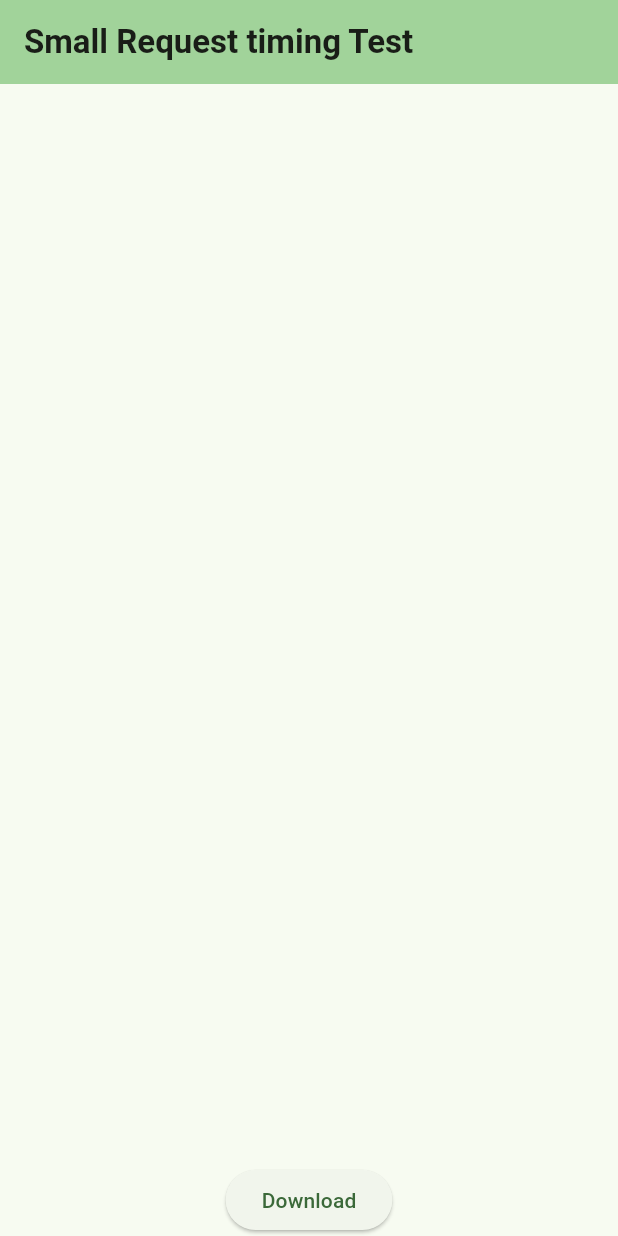
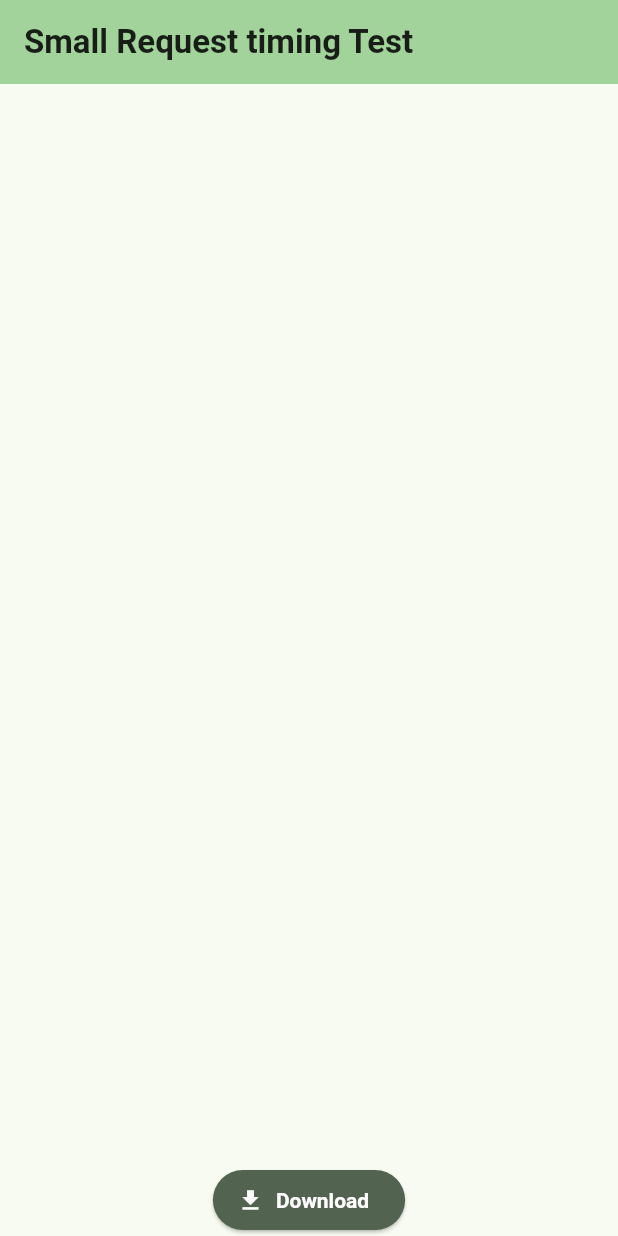
Before and after one commit to Xanonymous-GitHub/small_test, a Flutter app: the screen it shows after launch, on a phone screen of 412 x 824 dp. Run offline on Flutter 3.47's test engine with Material 3 defaults, Android fonts, the phone set to English and light mode, and no system bars; our stand-ins replace freezed_annotation.

Commit message:
feat: 🎸 manage tasks into queue

```diff
--- a/lib/main.dart
+++ b/lib/main.dart
@@ -1,3 +1,4 @@
+import 'dart:async';
 import 'dart:collection';
 
 import 'package:flutter/material.dart';
@@ -70,22 +71,33 @@ final class DownloadResultListView extends StatefulWidget {
 
 final class _DownloadResultListViewState extends State<DownloadResultListView> {
   final List<DownloadResult> _downloadResults = [];
+  final Queue<Future<List<DownloadResult>>> _tasks = Queue();
 
   void _onDownloadButtonClicked() {
-    _submitDownloadTask().then((downloadResults) {
     setState(() {
-        _downloadResults.insertAll(0, downloadResults);
+      _tasks.add(_submitDownloadTask());
+    });
+  }
+
+  void _consumeDownloadTask() {
+    if (_tasks.isNotEmpty) {
+      _tasks.first.then((result) {
+        setState(() {
+          _downloadResults.insertAll(0, result);
+          _tasks.removeFirst();
         });
       });
     }
+  }
 
-  Widget buildDownloadResultItem(BuildContext context, int index) {
+  Widget _buildDownloadResultItem(BuildContext context, int index) {
     final downloadResult = _downloadResults[index];
     return Card(
       child: ListTile(
         title: Text(downloadResult.url, textAlign: TextAlign.center),
         subtitle: Text(
-          downloadResult.time == double.maxFinite ? 'ERROR' : '${downloadResult.time} ms',
+          "${DateTime.now().toIso8601String()}, "
+          "${downloadResult.time == double.maxFinite ? 'ERROR' : '${downloadResult.time} ms'}",
           textAlign: TextAlign.right,
         ),
       ),
@@ -93,7 +105,22 @@ final class _DownloadResultListViewState extends State<DownloadResultListView> {
   }
 
   @override
-  Widget build(BuildContext context) => Column(
+  void deactivate() {
+    for (final task in _tasks) {
+      task.ignore();
+    }
+    _tasks.clear();
+    super.deactivate();
+  }
+
+  @override
+  Widget build(BuildContext context) {
+    _consumeDownloadTask();
+
+    final secondaryColor = Theme.of(context).colorScheme.secondary;
+    final onSecondaryColor = Theme.of(context).colorScheme.onSecondary;
+
+    return Column(
       mainAxisAlignment: MainAxisAlignment.end,
       crossAxisAlignment: CrossAxisAlignment.center,
       mainAxisSize: MainAxisSize.max,
@@ -101,14 +128,28 @@ final class _DownloadResultListViewState extends State<DownloadResultListView> {
         Expanded(
           child: ListView.builder(
             padding: const EdgeInsets.all(8),
-              itemBuilder: buildDownloadResultItem,
+            itemBuilder: _buildDownloadResultItem,
             itemCount: _downloadResults.length,
           ),
         ),
-          ElevatedButton(
+        ElevatedButton.icon(
+          style: ElevatedButton.styleFrom(
+            backgroundColor: secondaryColor,
+            foregroundColor: onSecondaryColor,
+            textStyle: const TextStyle(fontWeight: FontWeight.bold),
+          ),
           onPressed: _onDownloadButtonClicked,
-            child: const Text('Download'),
+          label: _tasks.isEmpty ? const Text('Download') : Text('Downloading...[${_tasks.length}]'),
+          icon: _tasks.isEmpty
+              ? const Icon(Icons.download)
+              : SizedBox.square(
+                  dimension: 20,
+                  child: CircularProgressIndicator(
+                    color: onSecondaryColor,
+                  ),
+                ),
         ),
       ],
     );
   }
+}
```
Lines whose indentation alone changed are shown as unchanged.
